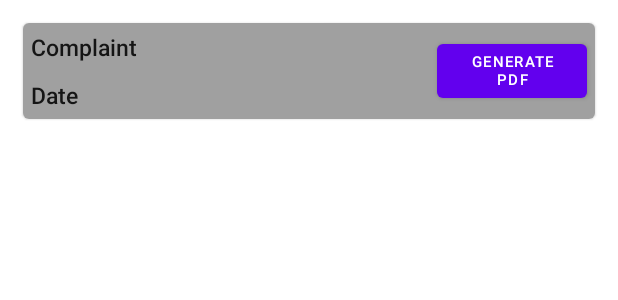
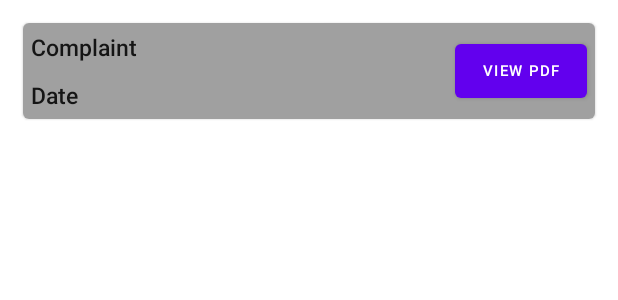
Before and after one commit to Adu2120/PBL_Garage_Management_System, an Android app: the layout jobcard.xml on its own in the app's theme, with its tools: preview values and no code run, on a phone screen of 412 x 824 dp. Shown: the top 300 px of the screen. Run offline under Robolectric (Android 15) with nearby library versions, the phone set to English and light mode, and no system bars.

Commit message:
Final Commit

```diff
--- a/app/src/main/java/com/pbl/garagemanagementsystem/activities/PreviousServicesActivity.java
+++ b/app/src/main/java/com/pbl/garagemanagementsystem/activities/PreviousServicesActivity.java
@@ -94,7 +94,7 @@ public class PreviousServicesActivity extends AppCompatActivity implements OnCom
     @Override
     public void run() {
 
-        PreviousJobcardAdapter adapter = new PreviousJobcardAdapter(complaint, spares, date, TotalEstimate, carRegNo, name, contactNo, email);
+        PreviousJobcardAdapter adapter = new PreviousJobcardAdapter(complaint, spares, date, TotalEstimate, carRegNo, name, contactNo, email, this);
         recyclerView.setAdapter(adapter);
 
         adapter.notifyDataSetChanged();
--- a/app/src/main/java/com/pbl/garagemanagementsystem/adapters/PreviousJobcardAdapter.java
+++ b/app/src/main/java/com/pbl/garagemanagementsystem/adapters/PreviousJobcardAdapter.java
@@ -1,6 +1,9 @@
 package com.pbl.garagemanagementsystem.adapters;
 
+import android.content.Context;
+import android.content.Intent;
 import android.os.Build;
+import android.os.Environment;
 import android.os.Handler;
 import android.view.LayoutInflater;
 import android.view.View;
@@ -10,6 +13,7 @@ import android.widget.TextView;
 
 import androidx.annotation.NonNull;
 import androidx.annotation.RequiresApi;
+import androidx.core.content.FileProvider;
 import androidx.recyclerview.widget.RecyclerView;
 
 import com.google.android.gms.tasks.OnCompleteListener;
@@ -19,6 +23,7 @@ import com.itextpdf.text.DocumentException;
 import com.pbl.garagemanagementsystem.R;
 import com.pbl.garagemanagementsystem.classes.PDFGeneration;
 
+import java.io.File;
 import java.io.IOException;
 import java.util.ArrayList;
 
@@ -30,10 +35,10 @@ public class PreviousJobcardAdapter extends RecyclerView.Adapter<PreviousJobcard
     String carRegNo;
     String name, phone, email;
     PDFGeneration pdfGeneration;
+    Context context;
 
 
-
-    public PreviousJobcardAdapter(ArrayList<ArrayList<String>> complaint, ArrayList<ArrayList<String>> spares, ArrayList<String> date, ArrayList<Integer> totalEstimate, String carRegNo, String name, String phone, String email) {
+    public PreviousJobcardAdapter(ArrayList<ArrayList<String>> complaint, ArrayList<ArrayList<String>> spares, ArrayList<String> date, ArrayList<Integer> totalEstimate, String carRegNo, String name, String phone, String email, Context context) {
         this.complaint = complaint;
         this.spares = spares;
         this.date = date;
@@ -42,6 +47,7 @@ public class PreviousJobcardAdapter extends RecyclerView.Adapter<PreviousJobcard
         this.name = name;
         this.phone = phone;
         this.email = email;
+        this.context = context;
     }
 
     @NonNull
@@ -68,6 +74,11 @@ public class PreviousJobcardAdapter extends RecyclerView.Adapter<PreviousJobcard
                     public void run() {
                         try {
                             pdfGeneration.GeneratePDF();
+                            File file = new File(Environment.getExternalStoragePublicDirectory(Environment.DIRECTORY_DOWNLOADS), carRegNo+"_"+date.get(position)+".pdf");
+                            Intent intent = new Intent(Intent.ACTION_VIEW);
+                            intent.setDataAndType(FileProvider.getUriForFile(context, context.getApplicationContext().getPackageName() + ".provider", file), "application/pdf");
+                            intent.setFlags(Intent.FLAG_GRANT_READ_URI_PERMISSION);
+                            context.startActivity(intent);
                         } catch (IOException e) {
                             e.printStackTrace();
                         } catch (DocumentException e) {
--- a/app/src/main/java/com/pbl/garagemanagementsystem/classes/PDFGeneration.java
+++ b/app/src/main/java/com/pbl/garagemanagementsystem/classes/PDFGeneration.java
@@ -1,5 +1,6 @@
 package com.pbl.garagemanagementsystem.classes;
 
+import android.content.Intent;
 import android.os.Build;
 import android.os.Environment;
 import android.os.Handler;
@@ -7,6 +8,7 @@ import android.util.Log;
 
 import androidx.annotation.NonNull;
 import androidx.annotation.RequiresApi;
+import androidx.core.content.FileProvider;
 
 import com.google.android.gms.tasks.OnCompleteListener;
 import com.google.android.gms.tasks.Task;
--- a/app/src/main/res/layout/jobcard.xml
+++ b/app/src/main/res/layout/jobcard.xml
@@ -36,7 +36,7 @@
         </LinearLayout>
         <Button
             android:id="@+id/view_pdf"
-            android:layout_width="100dp"
+            android:layout_width="wrap_content"
             android:textSize="10sp"
             android:layout_height="wrap_content"
             android:text="@string/view_pdf"
--- a/app/src/main/res/values/strings.xml
+++ b/app/src/main/res/values/strings.xml
@@ -29,7 +29,7 @@
     <string name="tools">tools</string>
     <string name="add">add</string>
     <string name="delete">delete</string>
-    <string name="view_pdf">Generate PDF</string>
+    <string name="view_pdf">View PDF</string>
     <string name="date">Date</string>
     <string name="complaint">Complaint</string>
     <string name="spare_quantity">Spare Quantity</string>
--- /dev/null
+++ b/app/src/main/res/xml/provider_paths.xml
@@ -0,0 +1,4 @@
+<?xml version="1.0" encoding="utf-8"?>
+<paths xmlns:android="http://schemas.android.com/apk/res/android">
+    <external-path name="external_files" path="."/>
+</paths>
```
Also changed, not shown: app/src/main/AndroidManifest.xml (+9 -0 lines), app/src/main/java/com/pbl/garagemanagementsystem/activities/JobcardActivity.java (+8 -0 lines).
